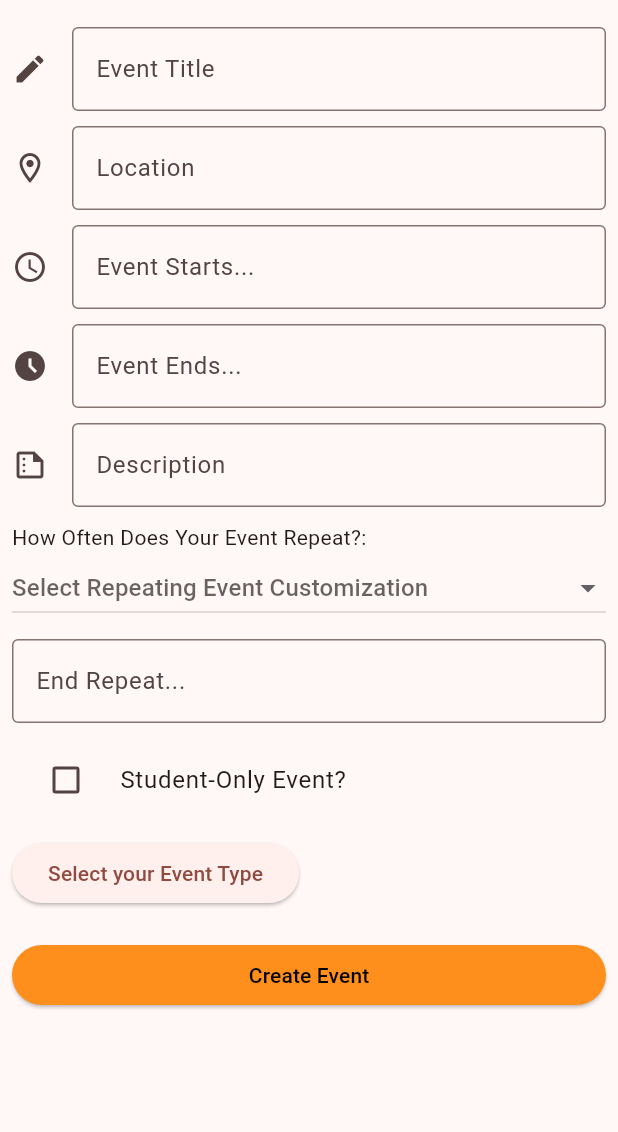
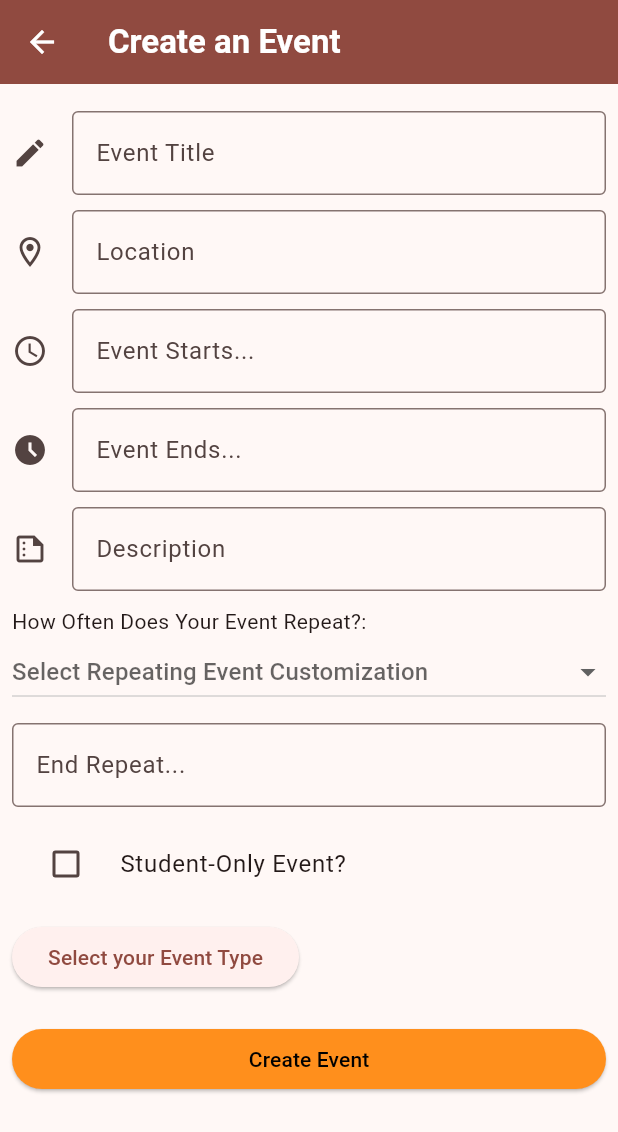
Before and after one commit to GrinSync/GrinSyncFrontend, a Flutter app: the UserEventCreationPage screen opened directly, on a phone screen of 412 x 824 dp. Shown: the top 1132 px of the screen. Run offline on Flutter 3.47's test engine with Material 3 defaults, Android fonts, the phone set to English and light mode, and no system bars; our stand-ins replace dropdown_search, flutter_secure_storage, fluttertoast, hive_flutter, share_plus, syncfusion_flutter_calendar; accounts and stored records are empty; network calls fail; Roboto replaces fonts that are missing (Futura); statements that could not run were skipped.

Commit message:
added its own app bar

```diff
--- a/lib/pages/user_event_creation_page.dart
+++ b/lib/pages/user_event_creation_page.dart
@@ -211,6 +211,14 @@ class UserEventCreationPageState extends State<UserEventCreationPage> {
   @override
   Widget build(BuildContext context) {
     return Scaffold(
+        appBar: AppBar(
+          title: const Text(
+            'Create an Event',
+            style: TextStyle(fontWeight: FontWeight.bold),
+          ),
+          backgroundColor: Theme.of(context).colorScheme.primary,
+          foregroundColor: Colors.white,
+        ),
         body: SingleChildScrollView(
             child: Container(
                 padding: const EdgeInsets.all(8.0),
```
Also changed, not shown: lib/pages/calendar_page.dart (+9 -6 lines), lib/pages/guest_event_creation_page.dart (+11 -1 lines), lib/pages/guest_profile_page.dart (+8 -0 lines), lib/pages/user_profile_page.dart (+8 -1 lines).
